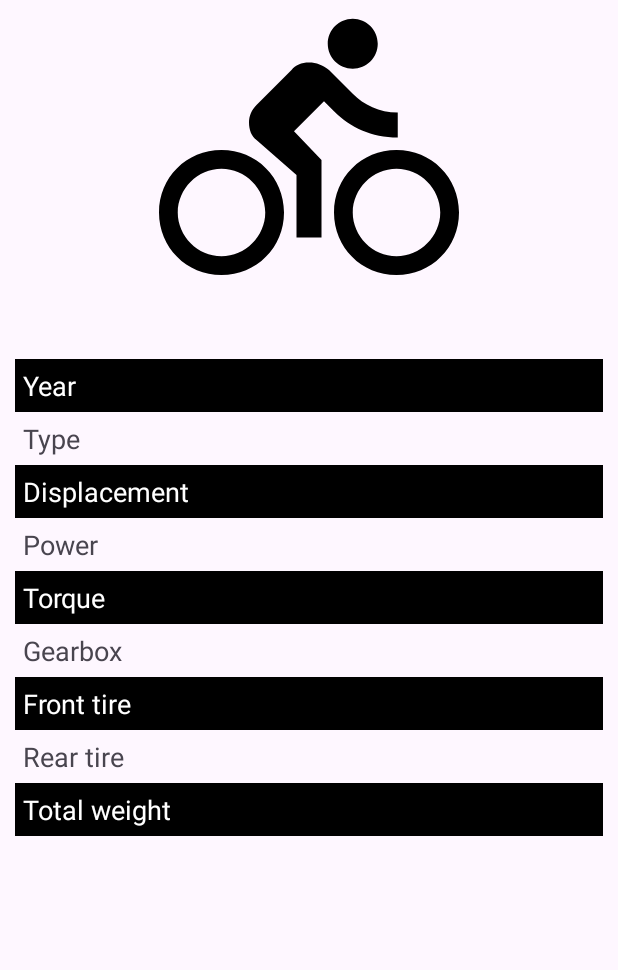
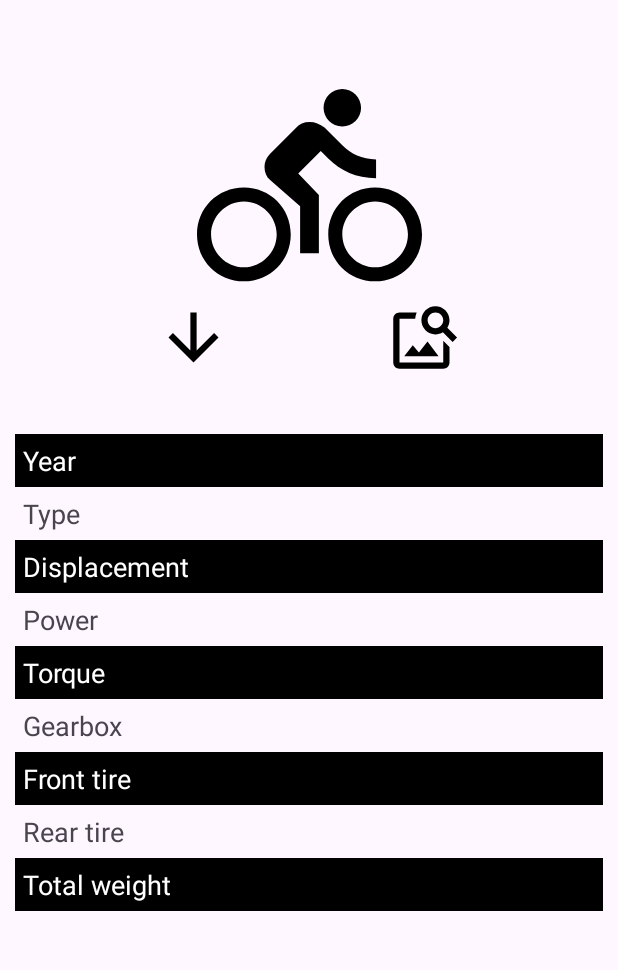
Before and after one commit to VicLT/PMDM_05_API_Rest_Free, an Android app: the DetailActivity screen opened directly, with no data from a screen before it, on a phone screen of 412 x 824 dp, the part 96-1066 px from its top. Run offline under Robolectric (Android 15) with nearby library versions, the phone set to English and light mode, and no system bars; network calls fail; Roboto replaces fonts that are not available here.

Commit message:
Web browser works. Detail View updated.

```diff
--- /dev/null
+++ b/app/src/main/res/drawable/ic_arrow_down.xml
@@ -0,0 +1,5 @@
+<vector xmlns:android="http://schemas.android.com/apk/res/android" android:height="24dp" android:tint="#000000" android:viewportHeight="24" android:viewportWidth="24" android:width="24dp">
+
+    <path android:fillColor="@android:color/white" android:pathData="M20,12l-1.41,-1.41L13,16.17V4h-2v12.17l-5.58,-5.59L4,12l8,8 8,-8z"/>
+
+</vector>
--- /dev/null
+++ b/app/src/main/res/drawable/ic_image_search.xml
@@ -0,0 +1,5 @@
+<vector xmlns:android="http://schemas.android.com/apk/res/android" android:height="24dp" android:tint="#000000" android:viewportHeight="24" android:viewportWidth="24" android:width="24dp">
+
+    <path android:fillColor="@android:color/white" android:pathData="M18,13v7L4,20L4,6h5.02c0.05,-0.71 0.22,-1.38 0.48,-2L4,4c-1.1,0 -2,0.9 -2,2v14c0,1.1 0.9,2 2,2h14c1.1,0 2,-0.9 2,-2v-5l-2,-2zM16.5,18h-11l2.75,-3.53 1.96,2.36 2.75,-3.54zM19.3,8.89c0.44,-0.7 0.7,-1.51 0.7,-2.39C20,4.01 17.99,2 15.5,2S11,4.01 11,6.5s2.01,4.5 4.49,4.5c0.88,0 1.7,-0.26 2.39,-0.7L21,13.42 22.42,12 19.3,8.89zM15.5,9C14.12,9 13,7.88 13,6.5S14.12,4 15.5,4 18,5.12 18,6.5 16.88,9 15.5,9z"/>
+
+</vector>
--- a/app/src/main/res/layout/activity_detail.xml
+++ b/app/src/main/res/layout/activity_detail.xml
@@ -32,14 +32,39 @@
 
     <ImageView
         android:id="@+id/iv_motorcycle"
-        android:layout_width="200dp"
-        android:layout_height="200dp"
+        android:layout_width="150dp"
+        android:layout_height="150dp"
         app:layout_constraintStart_toStartOf="parent"
         app:layout_constraintEnd_toEndOf="parent"
         app:layout_constraintTop_toBottomOf="@id/appbarDetail"
+        app:layout_constraintBottom_toBottomOf="@id/iv_arrow_down"
         android:contentDescription="@string/iv_motorcycle"
-        android:src="@drawable/iv_motorcycle"
-        tools:src="@drawable/iv_motorcycle" />
+        android:src="@drawable/ic_motorcycle"
+        tools:src="@drawable/ic_motorcycle" />
+
+    <ImageView
+        android:id="@+id/iv_arrow_down"
+        android:layout_width="50dp"
+        android:layout_height="50dp"
+        app:layout_constraintStart_toStartOf="parent"
+        app:layout_constraintEnd_toStartOf="@id/iv_image_search"
+        app:layout_constraintTop_toBottomOf="@id/iv_motorcycle"
+        app:layout_constraintBottom_toTopOf="@id/tv_make_and_model"
+        android:contentDescription="@string/iv_motorcycle"
+        android:src="@drawable/ic_arrow_down"
+        tools:src="@drawable/ic_arrow_down" />
+
+    <ImageView
+        android:id="@+id/iv_image_search"
+        android:layout_width="50dp"
+        android:layout_height="50dp"
+        app:layout_constraintStart_toEndOf="@id/iv_arrow_down"
+        app:layout_constraintEnd_toEndOf="parent"
+        app:layout_constraintTop_toTopOf="@id/iv_arrow_down"
+        app:layout_constraintBottom_toTopOf="@id/tv_make_and_model"
+        android:contentDescription="@string/iv_motorcycle"
+        android:src="@drawable/ic_image_search"
+        tools:src="@drawable/ic_image_search" />
 
     <TextView
         android:id="@+id/tv_make_and_model"
@@ -49,7 +74,7 @@
         android:textAlignment="center"
         android:textAppearance="@style/TextAppearance.AppCompat.Large"
         app:layout_constraintStart_toStartOf="parent"
-        app:layout_constraintTop_toBottomOf="@id/iv_motorcycle"
+        app:layout_constraintTop_toBottomOf="@id/iv_arrow_down"
         tools:text="MAKE AND MODEL" />
 
     <TableLayout
--- a/app/src/main/res/values/strings.xml
+++ b/app/src/main/res/values/strings.xml
@@ -13,6 +13,7 @@
     <string name="warning_title">Error</string>
     <string name="warning_message">There is no favourite motorcycle to display.</string>
     <string name="txt_make_and_model">%1$s %2$s</string>
+    <string name="url_google_images">https://www.google.com/search?tbm=isch&amp;q=%s+%s+%s</string>
     <string name="txt_total_weight">Total weight</string>
     <string name="txt_rear_tire">Rear tire</string>
     <string name="txt_front_tire">Front tire</string>
@@ -23,4 +24,6 @@
     <string name="txt_type">Type</string>
     <string name="txt_year">Year</string>
     <string name="txt_back">Back to list</string>
+    <string name="txt_no_data">No motorcycle data.</string>
+    <string name="txt_no_browser">The web browser could not be opened.</string>
 </resources>
```
Also changed, not shown: app/src/main/AndroidManifest.xml (+7 -0 lines), app/src/main/java/edu/pract5/apirestfree/models/Motorcycle.kt (+67 -101 lines), app/src/main/java/edu/pract5/apirestfree/ui/detail/DetailActivity.kt (+27 -1 lines), app/src/main/res/drawable/ic_motorcycle.xml (renamed from app/src/main/res/drawable/iv_motorcycle.xml).
